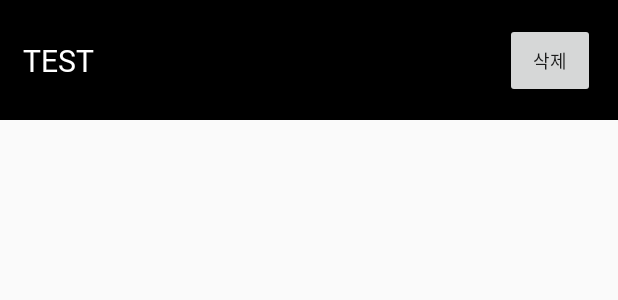
After one commit to nohjunh/ChatGPTAndroid, an Android app: the layout content_item.xml on its own in the app's theme, with its tools: preview values and no code run, on a phone screen of 412 x 824 dp. The commit adds this screen. Shown: the top 300 px of the screen. Run offline under Robolectric (Android 15) with nearby library versions, the phone set to English and light mode, and no system bars.

Commit message:
Add contentEntity RV Adapter setting

```diff
--- a/app/src/main/java/com/nohjunh/test/adapter/ContentAdapter.kt
+++ b/app/src/main/java/com/nohjunh/test/adapter/ContentAdapter.kt
@@ -1,4 +1,49 @@
 package com.nohjunh.test.adapter
 
-class ContentAdapter() {
+import android.content.Context
+import android.view.LayoutInflater
+import android.view.View
+import android.view.ViewGroup
+import android.widget.Button
+import android.widget.TextView
+import androidx.recyclerview.widget.RecyclerView
+import com.nohjunh.test.R
+import com.nohjunh.test.database.entity.ContentEntity
+
+class ContentAdapter(val context : Context, private val dataSet : List<ContentEntity>) : RecyclerView.Adapter<ContentAdapter.ViewHolder>() {
+
+    interface DelBtnClick {
+        fun onClick(view : View, position: Int)
+    }
+    var delBtnClick : DelBtnClick? = null
+
+    inner class ViewHolder(view : View) : RecyclerView.ViewHolder(view) {
+        val contentTV : TextView = view.findViewById(R.id.rvItemTV)
+        val delBtn : Button = view.findViewById(R.id.delBtn)
+        val idHolder : TextView = view.findViewById(R.id.holdingId)
+    }
+
+    override fun onCreateViewHolder(parent: ViewGroup, viewType: Int): ViewHolder {
+        val view = LayoutInflater.from(parent.context).inflate(R.layout.content_item, parent, false)
+        return ViewHolder(view)
+    }
+
+    override fun onBindViewHolder(holder: ViewHolder, position: Int) {
+        holder.contentTV.text = dataSet[position].content
+        holder.idHolder.text = dataSet[position].id.toString()
+
+        holder.delBtn.setOnClickListener { view ->
+            delBtnClick?.onClick(view, position)
+        }
+
+    }
+
+    override fun getItemCount(): Int {
+        return dataSet.size
+    }
+
+    override fun getItemViewType(position: Int): Int {
+        return position
+    }
+
 }
--- /dev/null
+++ b/app/src/main/res/layout/content_item.xml
@@ -0,0 +1,42 @@
+<?xml version="1.0" encoding="utf-8"?>
+<androidx.constraintlayout.widget.ConstraintLayout
+    xmlns:android="http://schemas.android.com/apk/res/android"
+    xmlns:tools="http://schemas.android.com/tools"
+    android:layout_width="match_parent"
+    android:layout_height="80dp"
+    android:padding="5dp"
+    android:background="@color/black"
+    xmlns:app="http://schemas.android.com/apk/res-auto">
+
+    <TextView
+        android:id="@+id/rvItemTV"
+        android:layout_width="wrap_content"
+        android:layout_height="wrap_content"
+        android:text="TEST"
+        android:textColor="@color/white"
+        android:textSize="20dp"
+        android:fontFamily="@font/nanumgothicbold"
+        android:layout_marginLeft="10dp"
+        app:layout_constraintTop_toTopOf="parent"
+        app:layout_constraintBottom_toBottomOf="parent"
+        app:layout_constraintStart_toStartOf="parent"/>
+    <Button
+        android:id="@+id/delBtn"
+        android:layout_width="60dp"
+        android:layout_height="50dp"
+        android:text="삭제"
+        android:textSize="12dp"
+        android:layout_marginRight="10dp"
+        app:layout_constraintTop_toTopOf="parent"
+        app:layout_constraintBottom_toBottomOf="parent"
+        app:layout_constraintEnd_toEndOf="parent">
+    </Button>
+    <TextView
+        android:id="@+id/holdingId"
+        android:text="temp"
+        android:layout_height="0dp"
+        android:layout_width="0dp"
+        tools:ignore="MissingConstraints">
+    </TextView>
+
+</androidx.constraintlayout.widget.ConstraintLayout>
```
Also changed, not shown: app/src/main/java/com/nohjunh/test/view/MainActivity.kt (+2 -0 lines).
